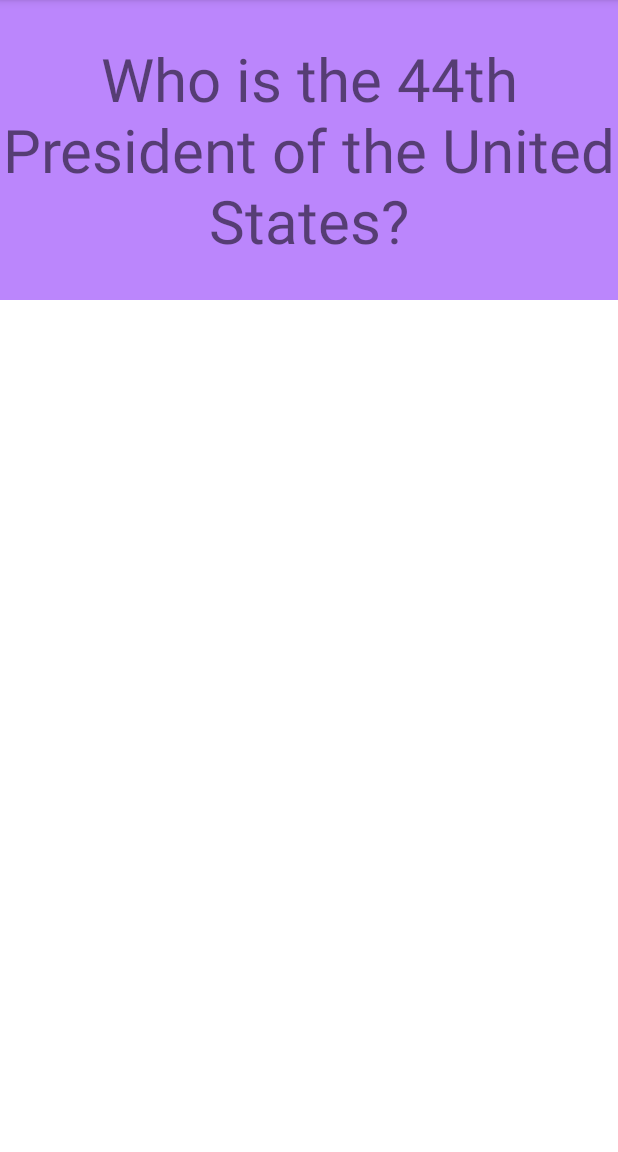
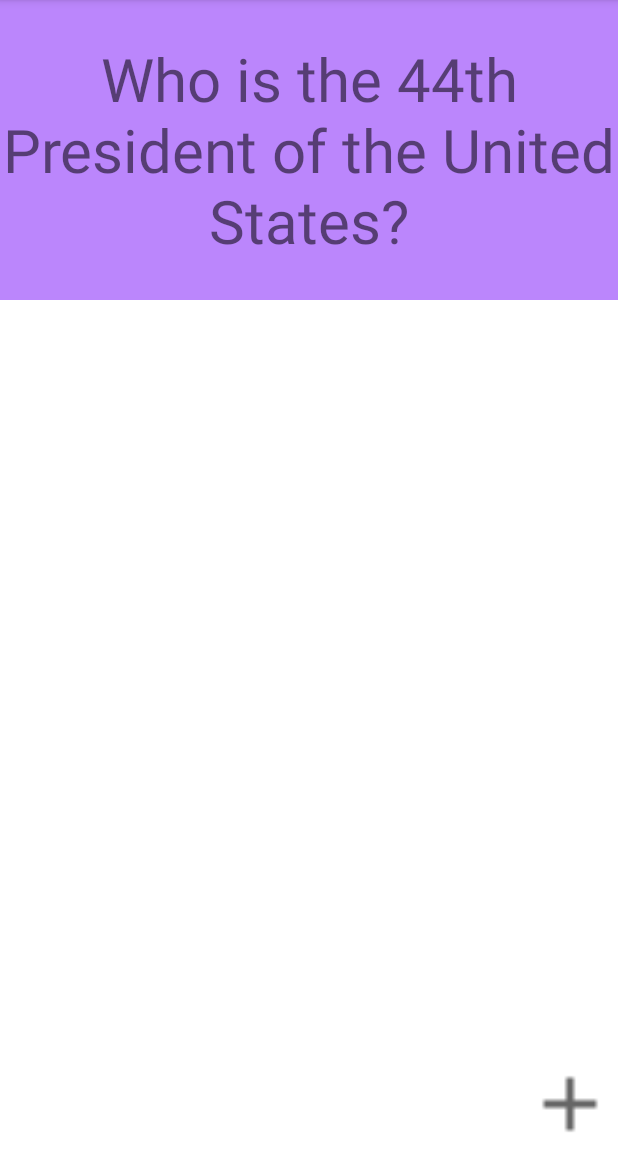
Before and after one commit to cwang5336/flashcard_app, an Android app: the screen it shows after launch (MainActivity), on a phone screen of 412 x 824 dp, the part 84-1236 px from its top. Run offline under Robolectric (Android 15) with nearby library versions, the phone set to English and light mode, and no system bars.

Commit message:
lab 2 updates

```diff
--- a/app/src/main/AndroidManifest.xml
+++ b/app/src/main/AndroidManifest.xml
@@ -9,6 +9,7 @@
         android:roundIcon="@mipmap/ic_launcher_round"
         android:supportsRtl="true"
         android:theme="@style/Theme.FlashcardApp">
+        <activity android:name=".AddCardActivity"></activity>
         <activity android:name=".MainActivity">
             <intent-filter>
                 <action android:name="android.intent.action.MAIN" />
--- /dev/null
+++ b/app/src/main/res/drawable/ic_add.xml
@@ -0,0 +1,10 @@
+<vector xmlns:android="http://schemas.android.com/apk/res/android"
+    android:width="24dp"
+    android:height="24dp"
+    android:viewportWidth="24"
+    android:viewportHeight="24"
+    android:tint="?attr/colorControlNormal">
+  <path
+      android:fillColor="@android:color/white"
+      android:pathData="M19,13h-6v6h-2v-6H5v-2h6V5h2v6h6v2z"/>
+</vector>
--- a/app/src/main/res/layout/activity_main.xml
+++ b/app/src/main/res/layout/activity_main.xml
@@ -4,6 +4,8 @@
     xmlns:tools="http://schemas.android.com/tools"
     android:layout_width="match_parent"
     android:layout_height="match_parent"
+    android:scaleX="1"
+    android:scaleY="1"
     tools:context=".MainActivity">
 
     <TextView
@@ -11,23 +13,33 @@
         android:id="@+id/flashcard_question"
         android:layout_width="match_parent"
         android:layout_height="200dp"
+        android:background="@color/purple_200"
         android:gravity="center"
         android:text="Who is the 44th President of the United States?"
-        android:textSize="40sp"
-        android:background="@color/purple_200"
-        />
+        android:textSize="40sp" />
 
     <TextView
-
         android:id="@+id/flashcard_answer"
         android:layout_width="match_parent"
         android:layout_height="200dp"
+        android:background="@color/teal_200"
         android:gravity="center"
         android:text="Barack Obama"
         android:textSize="40sp"
         android:visibility="invisible"
-        android:background="@color/teal_200"
-
         />
 
+    <ImageButton
+        android:id="@+id/addButton"
+        android:layout_width="wrap_content"
+        android:layout_height="wrap_content"
+        android:layout_alignParentRight="true"
+        android:layout_alignParentBottom="true"
+        android:layout_marginRight="20dp"
+        android:layout_marginBottom="20dp"
+        android:background="@color/white"
+        android:scaleX="2.5"
+        android:scaleY="2.5"
+        app:srcCompat="@drawable/ic_add" />
+
 </RelativeLayout>
```
Also changed, not shown: app/src/main/java/com/example/flashcardapp/AddCardActivity.java (added, +50 -0 lines), app/src/main/java/com/example/flashcardapp/MainActivity.java (+27 -0 lines), app/src/main/res/drawable/ic_backbutton.xml (added, +11 -0 lines), app/src/main/res/drawable/ic_savebutton.xml (added, +10 -0 lines), app/src/main/res/layout/activity_add_card.xml (added, +65 -0 lines).
